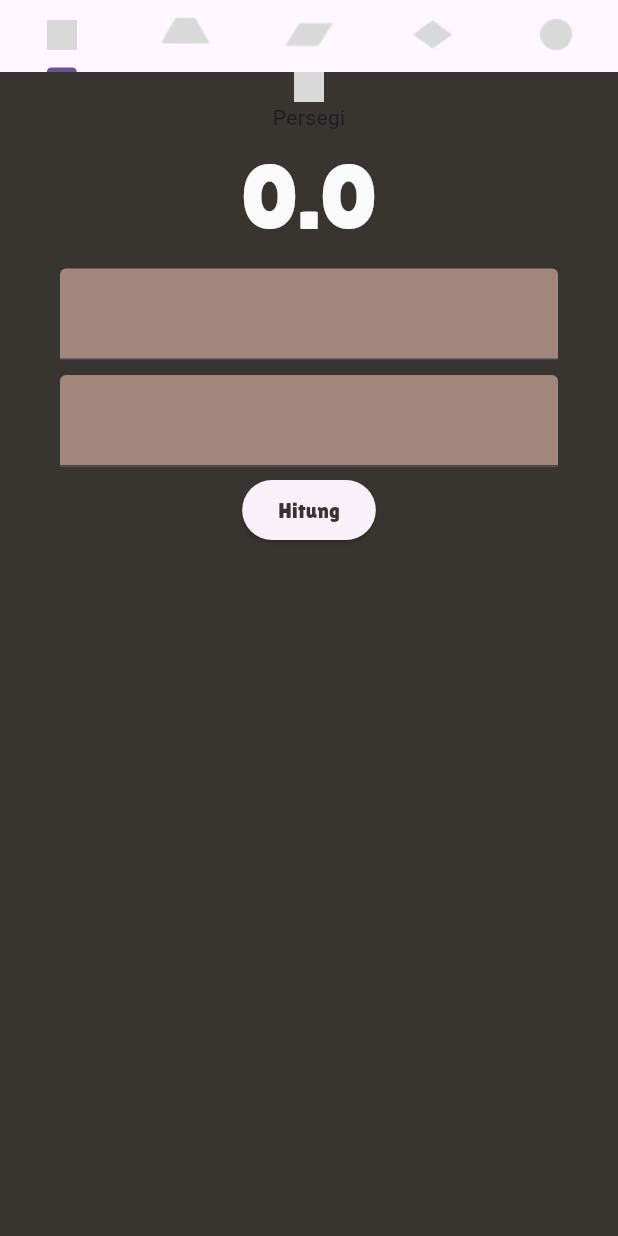
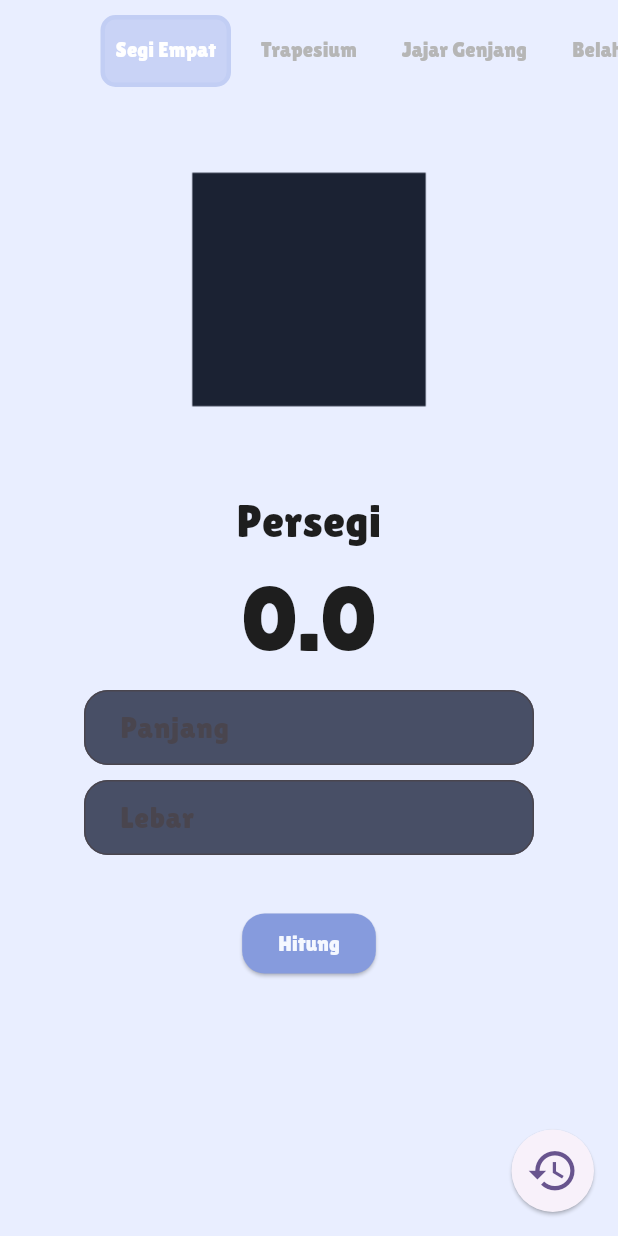
Before and after one commit to danishhhhhh/tugas_kalkulator_flutter, a Flutter app: the screen it shows after launch, after a tap on "Hitung", on a phone screen of 412 x 824 dp. Run offline on Flutter 3.47's test engine with Material 2 defaults, Android fonts, the phone set to English and light mode, and no system bars; our stand-ins replace get.

Commit message:
first commit

```diff
--- a/lib/controller/luasController.dart
+++ b/lib/controller/luasController.dart
@@ -13,7 +13,7 @@ class LuasController extends GetxController {
   }
 
   luasTrapesium(double sisiAtas, double sisiBawah, double tinggi) {
-    hasilLuasTrapesium.value = sisiAtas + sisiBawah * tinggi / 2;
+    hasilLuasTrapesium.value = (sisiAtas + sisiBawah) * tinggi / 2;
   }
 
   luasJajarGenjang(double alas, double tinggi) {
--- a/lib/widget/indexluas.dart
+++ b/lib/function/calculateFunction.dart
@@ -2,13 +2,13 @@ import 'package:flutter/material.dart';
 import 'package:flutter_luas_bangun_datar/controller/luasController.dart';
 
 
-class LuasIndex{
-  void Hitung(List<TextEditingController> controllers,int indx,LuasController controller) {
+class CalculateFunction{
+  void Calculate(List<TextEditingController> controllers,int indexBangunDatar,LuasController controller) {
     final values = controllers.map((controller) {
       return double.tryParse(controller.text) ?? 0.0;
     }).toList();
 
-    switch (indx) {
+    switch (indexBangunDatar) {
       case 0:
         _hitungLuasSegiEmpat(values,controller);
         break;
@@ -34,7 +34,7 @@ class LuasIndex{
   }
   void _hitungLuasTrapesium(List<double> values,LuasController controller) {
     if (values.length >= 3) {
-      controller.luasTrapesium(values[0], values[1],values[3]);
+      controller.luasTrapesium(values[0], values[1],values[2]);
     }
   }
 
--- a/lib/homePage.dart
+++ b/lib/homePage.dart
@@ -1,8 +1,10 @@
 import 'package:flutter/material.dart';
-import 'package:flutter_luas_bangun_datar/pages/calculatorPage.dart';
 import 'package:flutter_luas_bangun_datar/controller/luasController.dart';
+import 'package:flutter_luas_bangun_datar/widget/calculatorTabBar.dart';
+import 'package:flutter_luas_bangun_datar/widget/calculatorTabbarView.dart';
 
 import 'package:get/get.dart';
+
 class HomePage extends StatefulWidget {
   const HomePage({super.key});
 
@@ -12,89 +14,37 @@ class HomePage extends StatefulWidget {
 
 class _HomePageState extends State<HomePage> {
   final LuasController controller = Get.put(LuasController());
+
   @override
   Widget build(BuildContext context) {
-    return DefaultTabController(
-      length: 5,
-      child: Scaffold(
+    return Scaffold(
+        backgroundColor: const Color(0xFFE9EEFF),
         body: SafeArea(
-          child: Column(
-            children: [
-              TabBar(
-                dividerColor: Colors.transparent,
-                tabs: <Widget>[
-                  Tab(
-                    icon: Image.asset('images/Persegi.png'),
-                  ),
-                  Tab(
-                    icon: Image.asset('images/Trapesium.png'),
-                  ),
-                  Tab(
-                    icon: Image.asset('images/JajarGenjang.png'),
-                  ),
-                  Tab(
-                    icon: Image.asset('images/BelahKetupat.png'),
-                  ),
-                  Tab(
-                    icon: Image.asset('images/Lingkaran.png'),
-                  ),
-                ],
-              ),
-               Expanded(
-                child: TabBarView(
-                  children: <Widget>[
-                    Center(
-                      child: CalculatorPage(
-                          image: "images/Persegi.png",
-                          title: "Persegi",
-                          amountTextField: 2,
-                        contollervalue: controller.hasilLuasSegiEmpat,
-                        indx: 0,
-                      ),
-                    ),
-                    Center(
-                      child: CalculatorPage(
-                          image: "images/Trapesium.png",
-                          title: "Trapesium",
-                          amountTextField: 3,
-                        contollervalue: controller.hasilLuasTrapesium,
-                        indx: 1,
-                      ),
-                    ),
-                    Center(
-                      child: CalculatorPage(
-                          image: "images/JajarGenjang.png",
-                          title: "Jajar Genjang",
-                          amountTextField: 2,
-                        contollervalue: controller.hasilLuasJajarGenjang,
-                        indx: 2,
-                      ),
-                    ),
-                    Center(
-                      child: CalculatorPage(
-                          image: "images/BelahKetupat.png",
-                          title: "Belah Ketupat",
-                          amountTextField: 2,
-                        contollervalue: controller.hasilLuasBelahKetupat,
-                        indx: 3,
-                      ),
-                    ),
-                    Center(
-                      child: CalculatorPage(
-                          image: "images/Lingkaran.png",
-                          title: "Lingkaran",
-                          amountTextField: 1,
-                        contollervalue: controller.hasilLuasLingkaran,
-                        indx: 4,
-                      ),
+          child: DefaultTabController(
+            length: 5,
+            child: Stack(
+              children: [
+                Column(
+                  children: [
+                    const CalculatorTabBar(),
+                    CalculatorTabbarView(
+                      controller: controller,
                     ),
                   ],
                 ),
-              ),
-            ],
+              ],
+            ),
           ),
         ),
-      ),
-    );
+        floatingActionButtonLocation: FloatingActionButtonLocation.endFloat,
+        floatingActionButton: Container(
+          child: ElevatedButton(
+              onPressed: () {},
+              child: Icon(Icons.history, size: 35,),
+          style: ElevatedButton.styleFrom(
+            minimumSize: Size.zero,
+            padding: EdgeInsets.all(10),
+          ),),
+        ));
   }
 }
--- a/lib/pages/calculatorPage.dart
+++ b/lib/pages/calculatorPage.dart
@@ -1,23 +1,27 @@
 import 'package:flutter/material.dart';
 import 'package:flutter_luas_bangun_datar/controller/luasController.dart';
 import 'package:flutter_luas_bangun_datar/widget/calculatorButton.dart';
+import 'package:flutter_luas_bangun_datar/widget/calculatorHeader.dart';
 import 'package:flutter_luas_bangun_datar/widget/calculatorTextField.dart';
 import 'package:get/get.dart';
-import '../widget/indexluas.dart';
+import 'package:collection/collection.dart';
+import '../function/calculateFunction.dart';
 
 class CalculatorPage extends StatefulWidget {
   final String image, title;
   final int amountTextField;
-  final RxDouble? contollervalue;
-  final int indx;
+  final RxDouble? controllerHasil;
+  final int indexBangunDatar;
+  final List<String> textHint;
 
   const CalculatorPage({
     super.key,
     required this.image,
     required this.title,
     required this.amountTextField,
-    required this.contollervalue,
-    required this.indx,
+    required this.controllerHasil,
+    required this.indexBangunDatar,
+    required this.textHint,
   });
 
   @override
@@ -26,47 +30,42 @@ class CalculatorPage extends StatefulWidget {
 
 class _CalculatorPageState extends State<CalculatorPage> {
   final LuasController controller = Get.put(LuasController());
-  List<TextEditingController> controllers = [];
-
-  var luasIndex = LuasIndex();
+  List<TextEditingController> textEditingControllers = [];
+  var calculateFuntion = CalculateFunction();
 
   List<Widget> buildEditTextFields() {
-    return controllers.map((controller) {
-      return CalculatorTextField(controller: controller);
+    return textEditingControllers.mapIndexed((index, controller) {
+      String hintText = (index < widget.textHint.length)
+          ? widget.textHint[index]
+          : 'There No Value';
+      return CalculatorTextField(controller: controller, hint: hintText);
     }).toList();
   }
 
   @override
   void initState() {
     super.initState();
-    controllers = List.generate(
+    textEditingControllers = List.generate(
       widget.amountTextField,
       (index) => TextEditingController(),
     );
   }
 
   @override
-  void dispose() {
-    controllers.forEach((controller) => controller.dispose());
-    super.dispose();
-  }
-
-  @override
   Widget build(BuildContext context) {
     return Scaffold(
-      backgroundColor: Color(0xFF383430),
+      backgroundColor: Colors.transparent,
       body: Column(
         children: [
-          Image.asset(widget.image),
-          Text(widget.title),
+          CalculatorHeader(image: widget.image, title: widget.title),
           Obx(
             () => Center(
               child: Text(
-                '${widget.contollervalue?.value.toString()}',
+                '${widget.controllerHasil?.value.toString()}',
                 style: const TextStyle(
                   fontFamily: 'LilitaOne',
                   fontSize: 60,
-                  color: Color(0xFFFAFAFA),
+                  color: Color(0xFF1E1E1E),
                 ),
               ),
             ),
@@ -74,7 +73,7 @@ class _CalculatorPageState extends State<CalculatorPage> {
           ...buildEditTextFields(),
           CalculatorButton(
             onPressed: () {
-              luasIndex.Hitung(controllers, widget.indx, controller);
+              calculateFuntion.Calculate(textEditingControllers, widget.indexBangunDatar, controller);
             },
           )
         ],
--- a/lib/widget/calculatorButton.dart
+++ b/lib/widget/calculatorButton.dart
@@ -1,5 +1,4 @@
 import 'package:flutter/material.dart';
-import 'package:flutter_luas_bangun_datar/controller/luasController.dart';
 
 class CalculatorButton extends StatelessWidget {
   final VoidCallback? onPressed;
@@ -9,13 +8,23 @@ class CalculatorButton extends StatelessWidget {
 
   @override
   Widget build(BuildContext context) {
-    return ElevatedButton(
-      onPressed: onPressed,
-      child: Text(
-        "Hitung",
-        style: TextStyle(
-          fontFamily: 'LilitaOne',
-          color: Color(0xFF383430),
+    return Padding(
+      padding: const EdgeInsets.symmetric(vertical: 30),
+      child: ElevatedButton(
+        onPressed: onPressed,
+        child: Text(
+          "Hitung",
+          style: TextStyle(
+            fontFamily: 'LilitaOne',
+            color: Color(0xFFF5F8FF),
+          ),
+        ),
+        style: ElevatedButton.styleFrom(
+          backgroundColor: Color(0xFF869BDD),
+          shape: const RoundedRectangleBorder(
+            borderRadius:
+            BorderRadius.all(Radius.circular(15)),
+          ),
         ),
       ),
     );
--- /dev/null
+++ b/lib/widget/calculatorHeader.dart
@@ -0,0 +1,27 @@
+import 'package:flutter/material.dart';
+
+class CalculatorHeader extends StatelessWidget {
+  CalculatorHeader({super.key, required this.image, required this.title});
+
+  String image, title;
+
+  @override
+  Widget build(BuildContext context) {
+    return Column(
+      children: [
+        Image.asset(image, height: 250),
+        Padding(
+          padding: const EdgeInsets.only(top: 8),
+          child: Text(
+            title,
+            style: const TextStyle(
+              fontFamily: 'LilitaOne',
+              fontSize: 30,
+              color: Color(0xFF1E1E1E),
+            ),
+          ),
+        ),
+      ],
+    );
+  }
+}
--- /dev/null
+++ b/lib/widget/calculatorTabBar.dart
@@ -0,0 +1,60 @@
+import 'package:flutter/material.dart';
+
+class CalculatorTabBar extends StatelessWidget {
+  const CalculatorTabBar({super.key});
+
+  @override
+  Widget build(BuildContext context) {
+    return TabBar(
+      splashFactory: NoSplash.splashFactory,
+      isScrollable: true,
+      dividerColor: Colors.transparent,
+      unselectedLabelColor: const Color(0xFFB6B6B6),
+      unselectedLabelStyle: TextStyle(fontFamily: 'LilitaOne',),
+      labelStyle: TextStyle(fontFamily: 'LilitaOne',),
+      labelColor: const Color(0xFFFFFFFF),
+      indicator: BoxDecoration(
+        color: const Color(0xFFC9D3F6),
+        border: Border.all(
+          width: 3,
+          color: const Color(0xFFC2CEF4),
+        ),
+        borderRadius: const BorderRadius.all(Radius.circular(10)),
+      ),
+      padding: EdgeInsets.all(10),
+      labelPadding: EdgeInsets.symmetric(horizontal: 5),
+      tabs: const <Widget>[
+        Padding(
+          padding: EdgeInsets.symmetric(horizontal: 10),
+          child: Tab(
+            text: 'Segi Empat',
+          ),
+        ),
+        Padding(
+          padding: EdgeInsets.symmetric(horizontal: 10),
+          child: Tab(
+            text: 'Trapesium',
+          ),
+        ),
+        Padding(
+          padding: EdgeInsets.symmetric(horizontal: 10),
+          child: Tab(
+            text: 'Jajar Genjang',
+          ),
+        ),
+        Padding(
+          padding: EdgeInsets.symmetric(horizontal: 10),
+          child: Tab(
+            text: 'Belah Ketupat',
+          ),
+        ),
+        Padding(
+          padding: EdgeInsets.symmetric(horizontal: 10),
+          child: Tab(
+            text: 'Lingkaran',
+          ),
+        ),
+      ],
+    );
+  }
+}
--- /dev/null
+++ b/lib/widget/calculatorTabbarView.dart
@@ -0,0 +1,69 @@
+import 'package:flutter/material.dart';
+import 'package:flutter_luas_bangun_datar/controller/luasController.dart';
+import '../pages/calculatorPage.dart';
+
+class CalculatorTabbarView extends StatelessWidget {
+
+  CalculatorTabbarView({super.key, required this.controller});
+  LuasController controller;
+
+  @override
+  Widget build(BuildContext context) {
+    return Expanded(
+      child: TabBarView(
+        children: <Widget>[
+          Center(
+            child: CalculatorPage(
+              image: "images/Persegi.png",
+              title: "Persegi",
+              amountTextField: 2,
+              controllerHasil: controller.hasilLuasSegiEmpat,
+              indexBangunDatar: 0,
+              textHint: ['Panjang', 'Lebar'],
+            ),
+          ),
+          Center(
+            child: CalculatorPage(
+              image: "images/Trapesium.png",
+              title: "Trapesium",
+              amountTextField: 3,
+              controllerHasil: controller.hasilLuasTrapesium,
+              indexBangunDatar: 1,
+              textHint: ['Sisi Atas', 'Sisi Bawah', 'Tinggi'],
+            ),
+          ),
+          Center(
+            child: CalculatorPage(
+              image: "images/JajarGenjang.png",
+              title: "Jajar Genjang",
+              amountTextField: 2,
+              controllerHasil: controller.hasilLuasJajarGenjang,
+              indexBangunDatar: 2,
+              textHint: ['Alas', 'Tinggi'],
+            ),
+          ),
+          Center(
+            child: CalculatorPage(
+              image: "images/BelahKetupat.png",
+              title: "Belah Ketupat",
+              amountTextField: 2,
+              controllerHasil: controller.hasilLuasBelahKetupat,
+              indexBangunDatar: 3,
+              textHint: ['Diagonal 1', 'Diagonal 2'],
+            ),
+          ),
+          Center(
+            child: CalculatorPage(
+              image: "images/Lingkaran.png",
+              title: "Lingkaran",
+              amountTextField: 1,
+              controllerHasil: controller.hasilLuasLingkaran,
+              indexBangunDatar: 4,
+              textHint: ['Radius'],
+            ),
+          ),
+        ],
+      ),
+    );
+  }
+}
--- a/lib/widget/calculatorTextField.dart
+++ b/lib/widget/calculatorTextField.dart
@@ -2,27 +2,54 @@ import 'package:flutter/material.dart';
 import 'package:flutter/services.dart';
 
 class CalculatorTextField extends StatelessWidget {
-  CalculatorTextField({super.key, required this.controller});
   TextEditingController controller;
+  String hint;
+
+  CalculatorTextField({super.key, required this.controller, this.hint = "Enter a Number"});
 
   @override
   Widget build(BuildContext context) {
     return Padding(
-      padding: EdgeInsets.symmetric(horizontal: 40.0, vertical: 5.0),
+      padding: EdgeInsets.symmetric(
+        horizontal: 20,
+        vertical: 5,
+      ),
+      child: ConstrainedBox(
+        constraints: BoxConstraints(
+          maxWidth: 300,
+        ),
         child: TextField(
           controller: controller,
           keyboardType: TextInputType.number,
           inputFormatters: <TextInputFormatter>[
             FilteringTextInputFormatter.digitsOnly
           ],
-        style: const TextStyle(
+          textAlignVertical: TextAlignVertical.center,
+          cursorColor: Color(0xFFFAFAFA),
+          cursorRadius: Radius.circular(10),
+          style: TextStyle(
+            color: Color(0xFFFAFAFA),
+            fontSize: 20,
             fontFamily: 'LilitaOne',
-          fontSize: 30,
-          color: Color(0xFFFAFAFA),
           ),
-        decoration: const InputDecoration(
+          decoration: InputDecoration(
+            hintText: hint,
+            isDense: true,
+            contentPadding: EdgeInsets.symmetric(horizontal: 20, vertical: 10),
+            border: OutlineInputBorder(
+              borderRadius: BorderRadius.circular(16),
+            ),
+            focusedBorder: OutlineInputBorder(
+              borderRadius: BorderRadius.circular(16),
+              borderSide: BorderSide(
+                width: 3,
+                style: BorderStyle.solid,
+                color: Color(0xFF7D88AD),
+              ),
+            ),
             filled: true,
-          fillColor: Color(0xFFA2867B),
+            fillColor: Color(0xFF484F66),
+          ),
         ),
       ),
     );
```
Also changed, not shown: images/BelahKetupat.png, images/JajarGenjang.png, images/LayangLayang.png (deleted), images/Lingkaran.png, images/Persegi.png, images/PersegiPanjang.png (deleted), images/Trapesium.png. Lines whose indentation alone changed are shown as unchanged.
